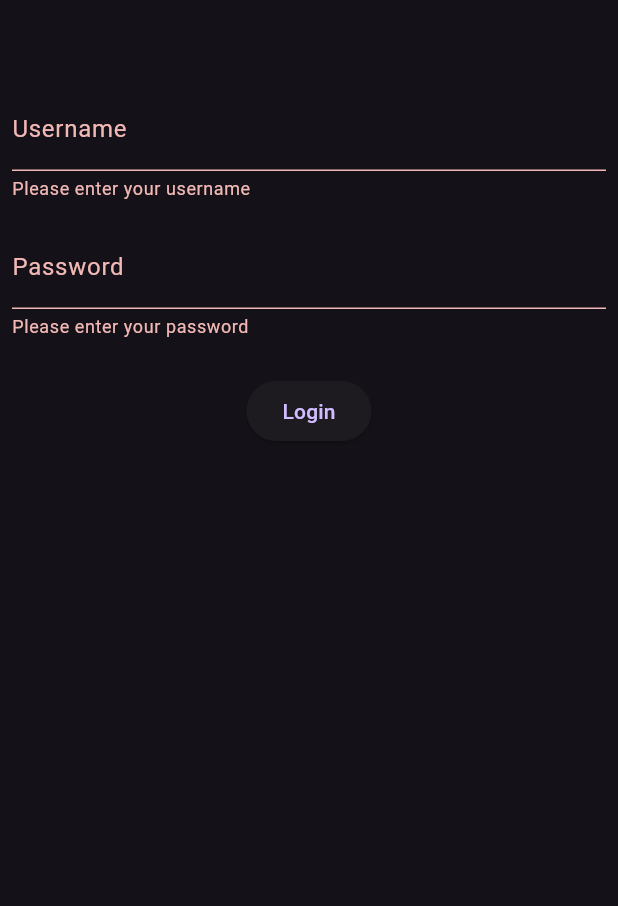
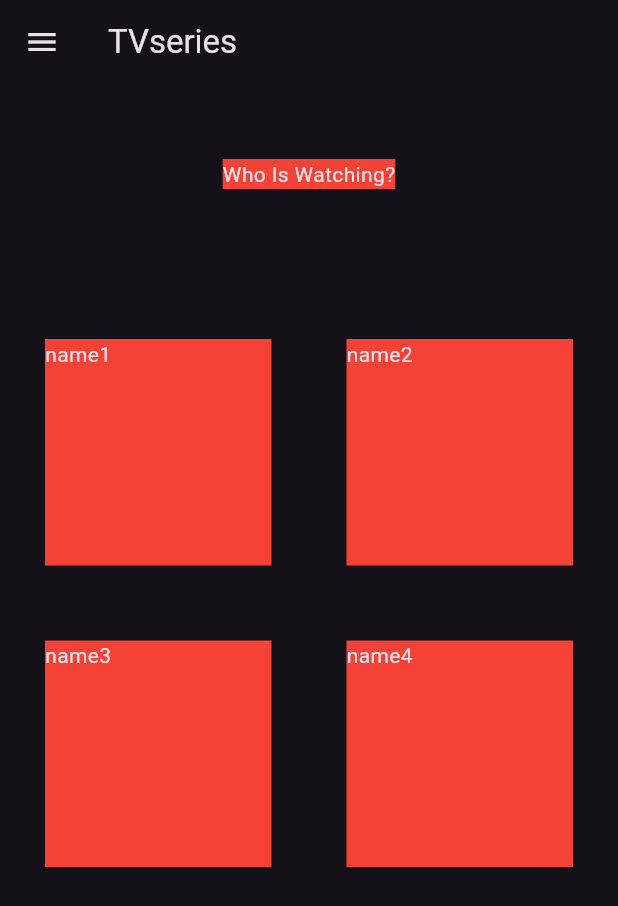
Before and after one commit to AKamci/Streaming-Services-with-AI, a Flutter app: the LoginForm widget shown alone on an empty page, opened directly, after a tap on "Login", on a phone screen of 412 x 824 dp. Shown: the top 906 px of the screen. Run offline on Flutter 3.47's test engine with Material 3 defaults, Android fonts, the light colour scheme and no system bars; our stand-ins replace video_player; network calls fail.

Commit message:
whoiswatching screen created

```diff
--- a/TVseries/lib/src/constants/routes.dart
+++ b/TVseries/lib/src/constants/routes.dart
@@ -1,3 +1,4 @@
 const String homeScreenRoute = '/';
 const String showScreenRoute = '/shows';
 const String loginScreenRoute = '/login';
+const String whoIsWatchingRoute = '/subuser';
--- a/TVseries/lib/src/models/subUser.dart
+++ b/TVseries/lib/src/models/subUser.dart
@@ -21,13 +21,6 @@ class SubUser {
 
   //List<Censor> Censors ;
 
-  SubUser({
-    required this.subId,
-    required this.name,
-    required this.surname,
-    required this.image,
-    required this.title,
-    required this.description,
-    required this.pin,
-  }) {}
+  SubUser(this.subId, this.name, this.surname, this.image, this.title,
+      this.description, this.pin);
 }
--- a/TVseries/lib/src/routes.dart
+++ b/TVseries/lib/src/routes.dart
@@ -1,5 +1,6 @@
 import 'package:tv_series/src/constants/routes.dart';
 import 'package:tv_series/src/screens/login/login.dart';
+import 'package:tv_series/src/screens/login/widgets/whoWatching.dart';
 
 import 'screens/home/home_screen.dart';
 import 'screens/shows/shows_screen.dart';
@@ -15,6 +16,8 @@ class RouteGenerator {
         return MaterialPageRoute(builder: (context) => const ShowsScreen());
       case loginScreenRoute:
         return MaterialPageRoute(builder: (context) => const LoginScreen());
+      case whoIsWatchingRoute:
+        return MaterialPageRoute(builder: (context) => const WhoIsWatching());
       default:
         return MaterialPageRoute(builder: (context) => const LoginScreen());
     }
--- a/TVseries/lib/src/screens/login/widgets/loginForm.dart
+++ b/TVseries/lib/src/screens/login/widgets/loginForm.dart
@@ -1,4 +1,5 @@
 import 'package:flutter/material.dart';
+import 'package:tv_series/src/constants/routes.dart';
 
 class LoginForm extends StatefulWidget {
   const LoginForm({super.key});
@@ -19,6 +20,7 @@ class _LoginFormState extends State<LoginForm> {
       // Login action
       print('Username: $_username, Password: $_password');
     }
+    Navigator.popAndPushNamed(context, whoIsWatchingRoute);
   }
 
   @override
--- /dev/null
+++ b/TVseries/lib/src/screens/login/widgets/whoWatching.dart
@@ -0,0 +1,65 @@
+import 'package:flutter/cupertino.dart';
+import 'package:flutter/material.dart';
+import 'package:flutter/widgets.dart';
+import 'package:tv_series/src/components/header_bar.dart';
+import 'package:tv_series/src/components/navbar.dart';
+import 'package:tv_series/src/models/subUser.dart';
+
+class WhoIsWatching extends StatefulWidget {
+  const WhoIsWatching({super.key});
+
+  @override
+  State<WhoIsWatching> createState() => _WhoIsWatchingState();
+}
+
+class _WhoIsWatchingState extends State<WhoIsWatching> {
+  List<SubUser> subUser = [
+    SubUser('subId', 'name1', 'surname', 'image', 'title', 'description', 123),
+    SubUser('subId', 'name2', 'surname', 'image', 'title', 'description', 123),
+    SubUser('subId', 'name3', 'surname', 'image', 'title', 'description', 123),
+    SubUser('subId', 'name4', 'surname', 'image', 'title', 'description', 123)
+  ];
+
+  Widget subUserWidgetListGet(List<SubUser> userList) {
+    List<Widget> userWidget = [];
+    for (var i = 0; i < userList.length; i++) {
+      userWidget.add(subUserWidgetCreate(userList[i]));
+    }
+    return GridView.count(
+      crossAxisCount: 2,
+      crossAxisSpacing: 50.0,
+      mainAxisSpacing: 50.0,
+      padding: EdgeInsets.fromLTRB(30, 100, 30, 0),
+      children: userWidget,
+    );
+  }
+
+  Widget subUserWidgetCreate(SubUser user) {
+    return Container(
+      color: Colors.red,
+      child: Text(
+        user.name,
+      ),
+    );
+  }
+
+  @override
+  Widget build(BuildContext context) {
+    return Scaffold(
+      appBar: const CustomHeaderBar(),
+      drawer: const NavBar(),
+      body: Column(
+        children: [
+          Container(
+            margin: EdgeInsets.fromLTRB(0, 50, 0, 0),
+            color: Colors.red,
+            child: Text('Who Is Watching?'),
+          ),
+          Expanded(
+            child: subUserWidgetListGet(subUser),
+          )
+        ],
+      ),
+    );
+  }
+}
```
